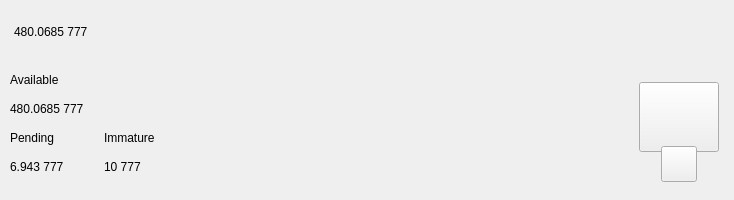
Before: the Qt Designer form src/qt/pivx/forms/topbar.ui in decenomy/DSW, drawn with Qt 5.
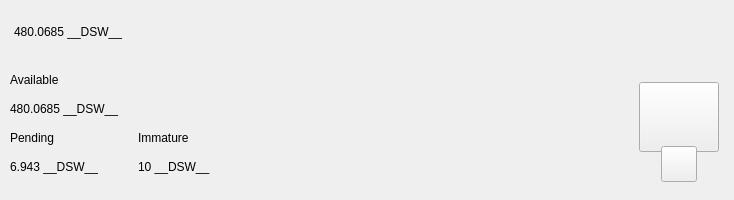
After: the same form once the commit is applied. Custom widgets are drawn as their Qt base class.

What changed in the file:
```diff
--- a/src/qt/pivx/forms/topbar.ui
+++ b/src/qt/pivx/forms/topbar.ui
@@ -119,7 +119,7 @@
                <string notr="true">padding:0px;margin:0px;</string>
               </property>
               <property name="text">
-               <string notr="true">480.0685 777</string>
+               <string notr="true">480.0685 __DSW__</string>
               </property>
              </widget>
             </item>
@@ -339,7 +339,7 @@
                <item>
                 <widget class="QLabel" name="labelAmountPiv">
                  <property name="text">
-                  <string notr="true">480.0685 777</string>
+                  <string notr="true">480.0685 __DSW__</string>
                  </property>
                 </widget>
                </item>
@@ -362,7 +362,7 @@
                  <item>
                   <widget class="QLabel" name="labelPendingPiv">
                    <property name="text">
-                    <string notr="true">6.943 777</string>
+                    <string notr="true">6.943 __DSW__</string>
                    </property>
                   </widget>
                  </item>
@@ -396,7 +396,7 @@
                  <item>
                   <widget class="QLabel" name="labelImmaturePiv">
                    <property name="text">
-                    <string notr="true">10 777</string>
+                    <string notr="true">10 __DSW__</string>
                    </property>
                   </widget>
                  </item>
```
